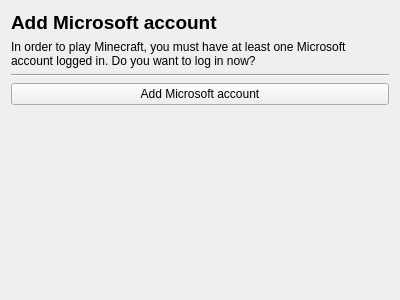
The window that launcher/ui/setupwizard/LoginWizardPage.ui (mario638/ElectryLauncher) describes before a commit, drawn with Qt 5.
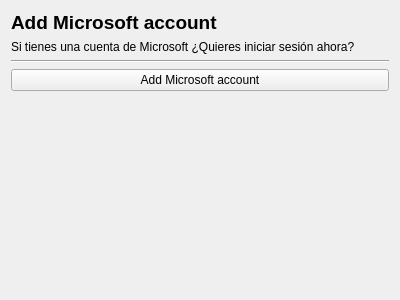
The same window after the commit.

The edit to the form file:
```diff
--- a/launcher/ui/setupwizard/LoginWizardPage.ui
+++ b/launcher/ui/setupwizard/LoginWizardPage.ui
@@ -30,7 +30,7 @@
    <item>
     <widget class="QLabel" name="label_2">
      <property name="text">
-      <string>In order to play Minecraft, you must have at least one Microsoft account logged in. Do you want to log in now?</string>
+      <string>Si tienes una cuenta de Microsoft ¿Quieres iniciar sesión ahora?</string>
      </property>
      <property name="wordWrap">
       <bool>true</bool>
```
